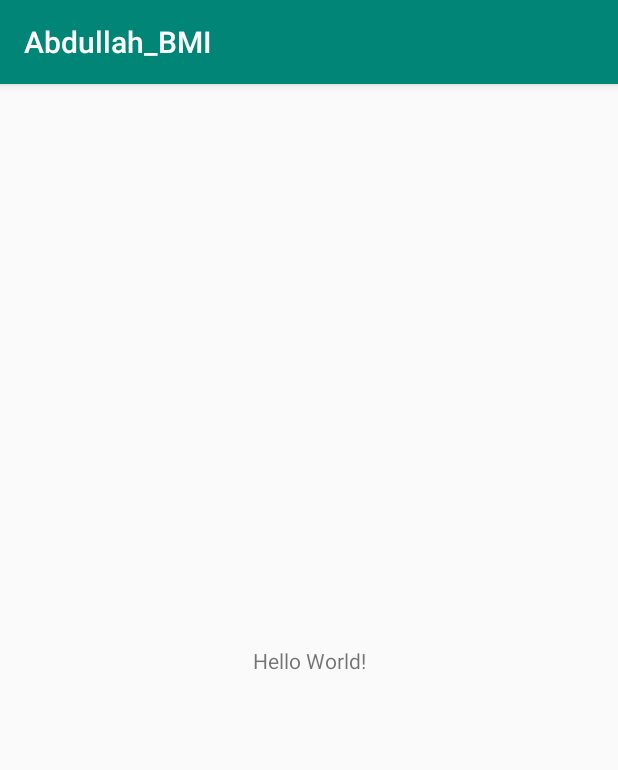
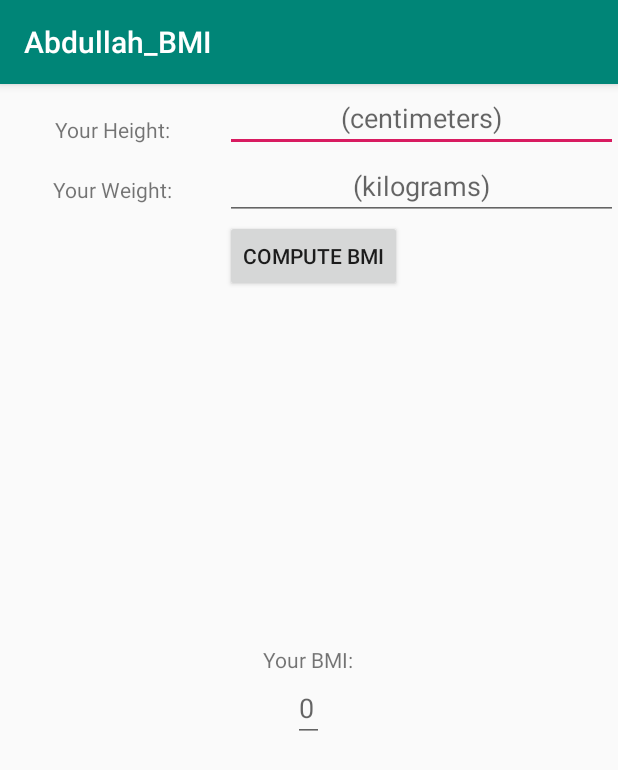
Before and after one commit to AbdCodes/Abdullah_BMI, an Android app: the screen it shows after launch (MainActivity), on a phone screen of 412 x 824 dp. Shown: the top 770 px of the screen. Run offline under Robolectric (Android 15) with nearby library versions, the phone set to English and light mode, and no system bars.

Commit message:
unstyled layout.

```diff
--- /dev/null
+++ b/app/src/main/java/com/abdullah_bmi/Abdullah_BMI.java
@@ -0,0 +1,32 @@
+package com.abdullah_bmi;
+
+public class Abdullah_BMI {
+    private double height,weight;
+
+    public Abdullah_BMI(double height, double weight) {
+        this.height = height;
+        this.weight = weight;
+    }
+
+    public double getHeight() {
+        return height;
+    }
+
+    public void setHeight(double height) {
+        this.height = height;
+    }
+
+    public double getWeight() {
+        return weight;
+    }
+
+    public void setWeight(double weight) {
+        this.weight = weight;
+    }
+    public double calcBMI()
+    {
+
+        double BMI = weight/(height*height/100);
+        return BMI;
+    }
+}
--- a/app/src/main/java/com/abdullah_bmi/MainActivity.java
+++ b/app/src/main/java/com/abdullah_bmi/MainActivity.java
@@ -2,12 +2,50 @@ package com.abdullah_bmi;
 
 import android.support.v7.app.AppCompatActivity;
 import android.os.Bundle;
+import android.text.TextUtils;
+import android.view.View;
+import android.widget.Button;
+import android.widget.EditText;
+import android.widget.TextView;
 
 public class MainActivity extends AppCompatActivity {
+
+    EditText etHeight, etWeight;
+    Button btnCalc;
+    TextView labelBMI;
+    EditText tvBMI;
+
+
 
     @Override
     protected void onCreate(Bundle savedInstanceState) {
         super.onCreate(savedInstanceState);
         setContentView(R.layout.activity_main);
+        etHeight = findViewById(R.id.etHeight);
+        etWeight = findViewById(R.id.etWeight);
+        btnCalc = findViewById(R.id.btnCalc);
+        labelBMI = findViewById(R.id.labelBMI);
+        tvBMI = findViewById(R.id.tvBMI);
+
+        btnCalc.setOnClickListener(new View.OnClickListener() {
+            @Override
+            public void onClick(View v) {
+                if (TextUtils.isEmpty(etHeight.getText().toString())) {
+                    etHeight.setError("Please Enter your height");
+                    return;
+                }
+                if (TextUtils.isEmpty(etWeight.getText().toString())) {
+                    etWeight.setError("Please Enter your weight");
+                    return;
+                }
+
+                double etHeight1, etWeight2;
+                etHeight1 = Double.parseDouble(etHeight.getText().toString());
+                etWeight2 = Double.parseDouble(etWeight.getText().toString());
+                Abdullah_BMI Result = new Abdullah_BMI(etHeight1, etWeight2);
+                double myBMI = Result.calcBMI();
+                tvBMI.setText(Double.toString(myBMI));
+            }
+        });
     }
 }
--- a/app/src/main/res/layout/activity_main.xml
+++ b/app/src/main/res/layout/activity_main.xml
@@ -1,5 +1,5 @@
 <?xml version="1.0" encoding="utf-8"?>
-<android.support.constraint.ConstraintLayout xmlns:android="http://schemas.android.com/apk/res/android"
+<RelativeLayout xmlns:android="http://schemas.android.com/apk/res/android"
     xmlns:app="http://schemas.android.com/apk/res-auto"
     xmlns:tools="http://schemas.android.com/tools"
     android:layout_width="match_parent"
@@ -7,12 +7,70 @@
     tools:context=".MainActivity">
 
     <TextView
+        android:id="@+id/tvHeight"
+        style="@style/tvStyle"
+        android:text="Your Height:"
+        />
+    <EditText
+        android:id="@+id/etHeight"
+        android:layout_width="match_parent"
+        android:layout_height="wrap_content"
+        android:layout_toRightOf="@+id/tvHeight"
+        android:hint="(centimeters)"
+        android:gravity="center"
+        />
+    <!--<TextView-->
+    <!--android:id="@+id/tvCm"-->
+    <!--android:layout_width="150dp"-->
+    <!--android:layout_height="40dp"-->
+    <!--android:layout_below="@+id/etHeight"-->
+    <!--android:layout_toRightOf="@+id/tvWeight"-->
+    <!--android:text="(centimeters)"-->
+    <!--/>-->
+    <TextView
+        android:id="@+id/tvWeight"
+        style="@style/tvStyle"
+        android:text="Your Weight:"
+        android:layout_below="@+id/tvHeight"
+        />
+    <EditText
+        android:id="@+id/etWeight"
+        android:layout_width="match_parent"
+        android:layout_height="wrap_content"
+        android:layout_below="@+id/etHeight"
+        android:layout_toRightOf="@+id/tvHeight"
+        android:hint="(kilograms)"
+        android:gravity="center"
+        />
+    <!--<TextView-->
+    <!--android:id="@+id/tvKg"-->
+    <!--android:layout_width="150dp"-->
+    <!--android:layout_height="40dp"-->
+    <!--android:layout_below="@+id/etWeight"-->
+    <!--android:layout_toRightOf="@+id/tvWeight"-->
+    <!--android:text="(kilograms)"-->
+    <!--/>-->
+    <Button
         android:layout_width="wrap_content"
         android:layout_height="wrap_content"
-        android:text="Hello World!"
-        app:layout_constraintBottom_toBottomOf="parent"
-        app:layout_constraintLeft_toLeftOf="parent"
-        app:layout_constraintRight_toRightOf="parent"
-        app:layout_constraintTop_toTopOf="parent" />
-
-</android.support.constraint.ConstraintLayout>
+        android:id="@+id/btnCalc"
+        android:layout_below="@+id/etWeight"
+        android:layout_toRightOf="@+id/tvWeight"
+        android:text="Compute BMI"
+        />
+    <TextView
+        android:id="@+id/labelBMI"
+        android:layout_width="wrap_content"
+        android:layout_height="wrap_content"
+        android:text="Your BMI:"
+        android:layout_centerInParent="true"
+        />
+    <EditText
+        android:id="@+id/tvBMI"
+        android:layout_width="wrap_content"
+        android:layout_height="wrap_content"
+        android:hint="0"
+        android:layout_below="@+id/labelBMI"
+        android:layout_centerInParent="true"
+        />
+</RelativeLayout>
--- a/app/src/main/res/values/styles.xml
+++ b/app/src/main/res/values/styles.xml
@@ -7,5 +7,11 @@
         <item name="colorPrimaryDark">@color/colorPrimaryDark</item>
         <item name="colorAccent">@color/colorAccent</item>
     </style>
+    <style name="tvStyle">
+        <item name="android:layout_width">150dp</item>
+        <item name="android:layout_height">40dp</item>
+        <item name="android:textAlignment">center</item>
+        <item name="android:gravity">bottom</item>
+    </style>
 
 </resources>
```
